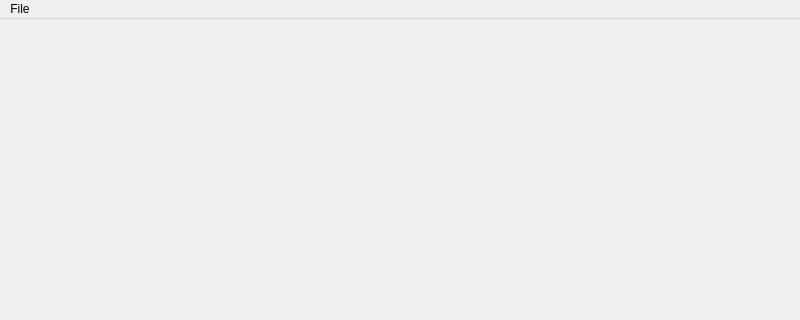
The window that Programming/Python/Example/Resources/Example_12/E12MainWindow.ui (lkstudio-dante-university/04210203000101-Myongji_2nd_Programming_0001) describes before a commit, drawn with Qt 5; both pictures show x 0 to 800 and y 0 to 320 of the 800 by 600 pixel window.
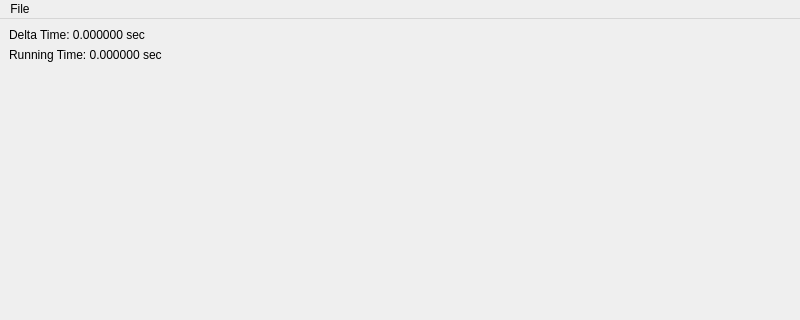
The same window after the commit.

The edit to the form file:
```diff
--- a/Programming/Python/Example/Resources/Example_12/E12MainWindow.ui
+++ b/Programming/Python/Example/Resources/Example_12/E12MainWindow.ui
@@ -13,7 +13,41 @@
   <property name="windowTitle">
    <string>MainWindow</string>
   </property>
-  <widget class="QWidget" name="centralwidget"/>
+  <widget class="QWidget" name="centralwidget">
+   <layout class="QGridLayout" name="gridLayout_2">
+    <item row="0" column="0">
+     <layout class="QGridLayout" name="gridLayout">
+      <item row="0" column="0">
+       <widget class="QLabel" name="labelDeltaTime">
+        <property name="text">
+         <string>Delta Time: 0.000000 sec</string>
+        </property>
+       </widget>
+      </item>
+      <item row="1" column="0">
+       <widget class="QLabel" name="labelRunningTime">
+        <property name="text">
+         <string>Running Time: 0.000000 sec</string>
+        </property>
+       </widget>
+      </item>
+      <item row="2" column="0">
+       <spacer name="verticalSpacer">
+        <property name="orientation">
+         <enum>Qt::Vertical</enum>
+        </property>
+        <property name="sizeHint" stdset="0">
+         <size>
+          <width>20</width>
+          <height>40</height>
+         </size>
+        </property>
+       </spacer>
+      </item>
+     </layout>
+    </item>
+   </layout>
+  </widget>
   <widget class="QMenuBar" name="menubar">
    <property name="geometry">
     <rect>
```
